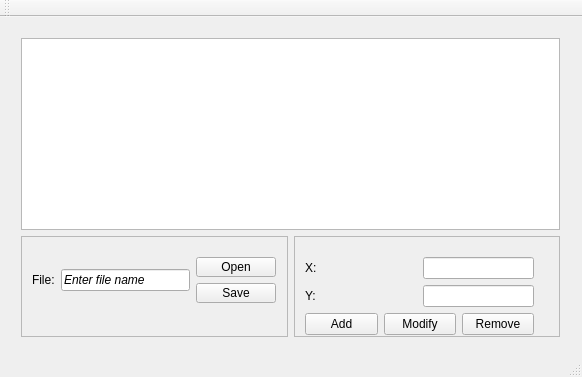
bdknopp/CSVGrapher, file MainWindow.ui: the form before one commit.
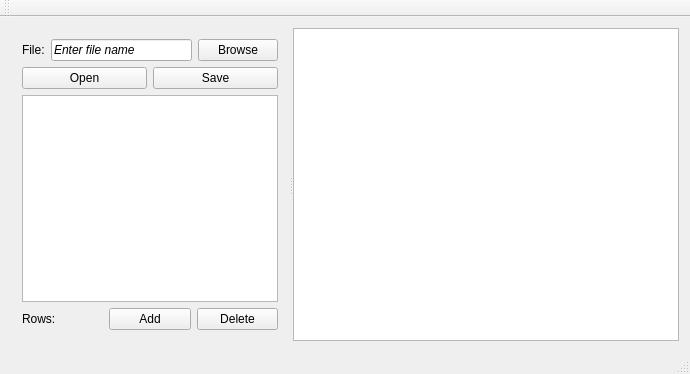
The form after the commit.

Commit message: Graph resize complete Todo: labels and axes.

```diff
--- a/MainWindow.ui
+++ b/MainWindow.ui
@@ -6,12 +6,12 @@
    <rect>
     <x>0</x>
     <y>0</y>
-    <width>582</width>
-    <height>377</height>
+    <width>690</width>
+    <height>374</height>
    </rect>
   </property>
   <property name="sizePolicy">
-   <sizepolicy hsizetype="MinimumExpanding" vsizetype="MinimumExpanding">
+   <sizepolicy hsizetype="Fixed" vsizetype="Fixed">
     <horstretch>0</horstretch>
     <verstretch>0</verstretch>
    </sizepolicy>
@@ -20,45 +20,22 @@
    <string>CSV Data Graph</string>
   </property>
   <widget class="QWidget" name="centralWidget">
-   <widget class="QWidget" name="">
-    <property name="geometry">
-     <rect>
-      <x>10</x>
-      <y>10</y>
-      <width>561</width>
-      <height>321</height>
-     </rect>
-    </property>
-    <layout class="QVBoxLayout" name="verticalLayout_3">
+   <layout class="QHBoxLayout" name="horizontalLayout_3">
      <item>
-      <widget class="QGraphicsView" name="graphicsView"/>
-     </item>
-     <item>
-      <layout class="QHBoxLayout" name="horizontalLayout_6">
-       <item>
-        <widget class="QFrame" name="fileFrame">
+     <widget class="QSplitter" name="splitter">
          <property name="sizePolicy">
-          <sizepolicy hsizetype="Expanding" vsizetype="Expanding">
+       <sizepolicy hsizetype="Minimum" vsizetype="Preferred">
            <horstretch>0</horstretch>
            <verstretch>0</verstretch>
           </sizepolicy>
          </property>
-         <property name="frameShape">
-          <enum>QFrame::StyledPanel</enum>
-         </property>
-         <property name="frameShadow">
-          <enum>QFrame::Raised</enum>
+      <property name="orientation">
+       <enum>Qt::Horizontal</enum>
          </property>
          <widget class="QWidget" name="">
-          <property name="geometry">
-           <rect>
-            <x>0</x>
-            <y>10</y>
-            <width>266</width>
-            <height>68</height>
-           </rect>
-          </property>
-          <layout class="QHBoxLayout" name="horizontalLayout_2">
+       <layout class="QVBoxLayout" name="verticalLayout_2">
+        <item>
+         <layout class="QVBoxLayout" name="verticalLayout">
            <item>
             <layout class="QHBoxLayout" name="horizontalLayout">
              <item>
@@ -83,10 +60,17 @@
                </property>
               </widget>
              </item>
+            <item>
+             <widget class="QPushButton" name="browseButton">
+              <property name="text">
+               <string>Browse</string>
+              </property>
+             </widget>
+            </item>
             </layout>
            </item>
            <item>
-            <layout class="QVBoxLayout" name="verticalLayout">
+           <layout class="QHBoxLayout" name="horizontalLayout_2">
              <item>
               <widget class="QPushButton" name="fileOpenButton">
                <property name="text">
@@ -104,106 +88,62 @@
             </layout>
            </item>
           </layout>
-         </widget>
-        </widget>
        </item>
        <item>
-        <widget class="QFrame" name="valueFrame">
-         <property name="sizePolicy">
-          <sizepolicy hsizetype="Expanding" vsizetype="Expanding">
-           <horstretch>0</horstretch>
-           <verstretch>0</verstretch>
-          </sizepolicy>
-         </property>
-         <property name="frameShape">
-          <enum>QFrame::StyledPanel</enum>
-         </property>
-         <property name="frameShadow">
-          <enum>QFrame::Raised</enum>
-         </property>
-         <widget class="QWidget" name="">
-          <property name="geometry">
-           <rect>
-            <x>0</x>
-            <y>10</y>
-            <width>251</width>
-            <height>100</height>
-           </rect>
-          </property>
-          <layout class="QVBoxLayout" name="verticalLayout_2">
+         <layout class="QVBoxLayout" name="verticalLayout_3">
            <item>
-            <layout class="QHBoxLayout" name="horizontalLayout_3">
-             <item>
-              <widget class="QLabel" name="xLabel">
+           <widget class="QTableView" name="tableView">
                <property name="sizePolicy">
-                <sizepolicy hsizetype="MinimumExpanding" vsizetype="Preferred">
-                 <horstretch>0</horstretch>
+             <sizepolicy hsizetype="Minimum" vsizetype="MinimumExpanding">
+              <horstretch>40</horstretch>
                  <verstretch>0</verstretch>
                 </sizepolicy>
                </property>
-               <property name="text">
-                <string>X:</string>
-               </property>
-              </widget>
-             </item>
-             <item>
-              <widget class="QLineEdit" name="xValueBox"/>
-             </item>
-            </layout>
+           </widget>
            </item>
            <item>
             <layout class="QHBoxLayout" name="horizontalLayout_4">
              <item>
-              <widget class="QLabel" name="yLabel">
-               <property name="sizePolicy">
-                <sizepolicy hsizetype="MinimumExpanding" vsizetype="Preferred">
-                 <horstretch>0</horstretch>
-                 <verstretch>0</verstretch>
-                </sizepolicy>
-               </property>
+             <widget class="QLabel" name="rowsLabel">
                <property name="text">
-                <string>Y:</string>
+               <string>Rows:</string>
                </property>
               </widget>
              </item>
              <item>
-              <widget class="QLineEdit" name="yValueBox"/>
-             </item>
-            </layout>
-           </item>
-           <item>
-            <layout class="QHBoxLayout" name="horizontalLayout_5">
-             <item>
-              <widget class="QPushButton" name="valueAddButton">
+             <widget class="QPushButton" name="addRowButton">
                <property name="text">
                 <string>Add</string>
                </property>
               </widget>
              </item>
              <item>
-              <widget class="QPushButton" name="valueModifyButton">
+             <widget class="QPushButton" name="deleteRowButton">
                <property name="text">
-                <string>Modify</string>
+               <string>Delete</string>
                </property>
               </widget>
              </item>
-             <item>
-              <widget class="QPushButton" name="valueRemoveButton">
-               <property name="text">
-                <string>Remove</string>
-               </property>
-              </widget>
+           </layout>
              </item>
             </layout>
            </item>
           </layout>
          </widget>
-        </widget>
-       </item>
-      </layout>
-     </item>
-    </layout>
-   </widget>
+      <widget class="QGraphicsView" name="graphicsView">
+       <property name="sizePolicy">
+        <sizepolicy hsizetype="Expanding" vsizetype="Expanding">
+         <horstretch>60</horstretch>
+         <verstretch>0</verstretch>
+        </sizepolicy>
+       </property>
+       <property name="sizeAdjustPolicy">
+        <enum>QAbstractScrollArea::AdjustToContents</enum>
+       </property>
+      </widget>
+     </widget>
+    </item>
+   </layout>
   </widget>
   <widget class="QToolBar" name="mainToolBar">
    <attribute name="toolBarArea">
```
Lines whose indentation alone changed are shown as unchanged. The commit also changes 5 other files.
